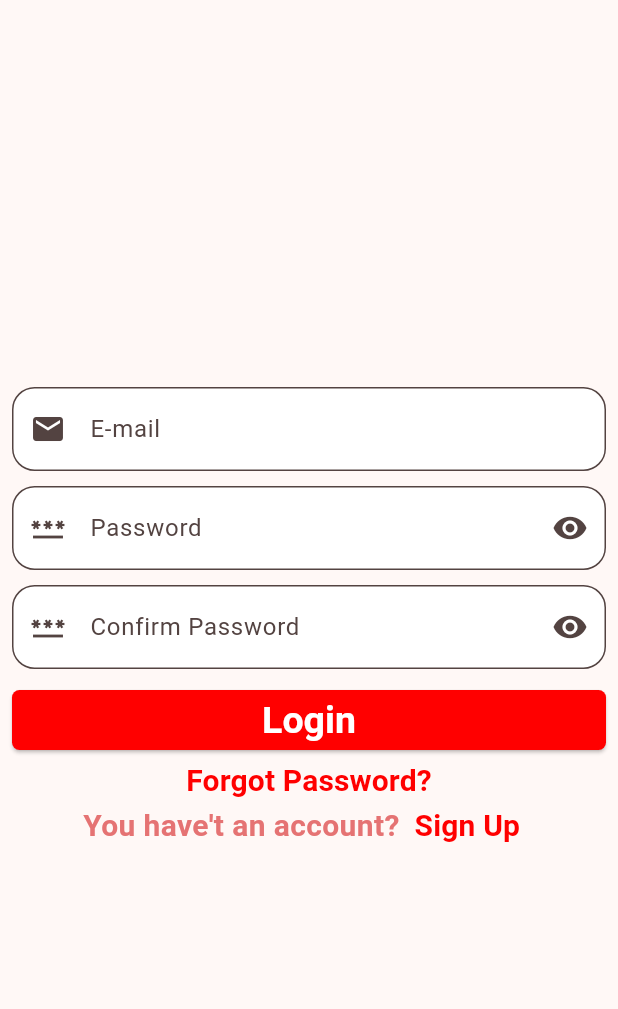
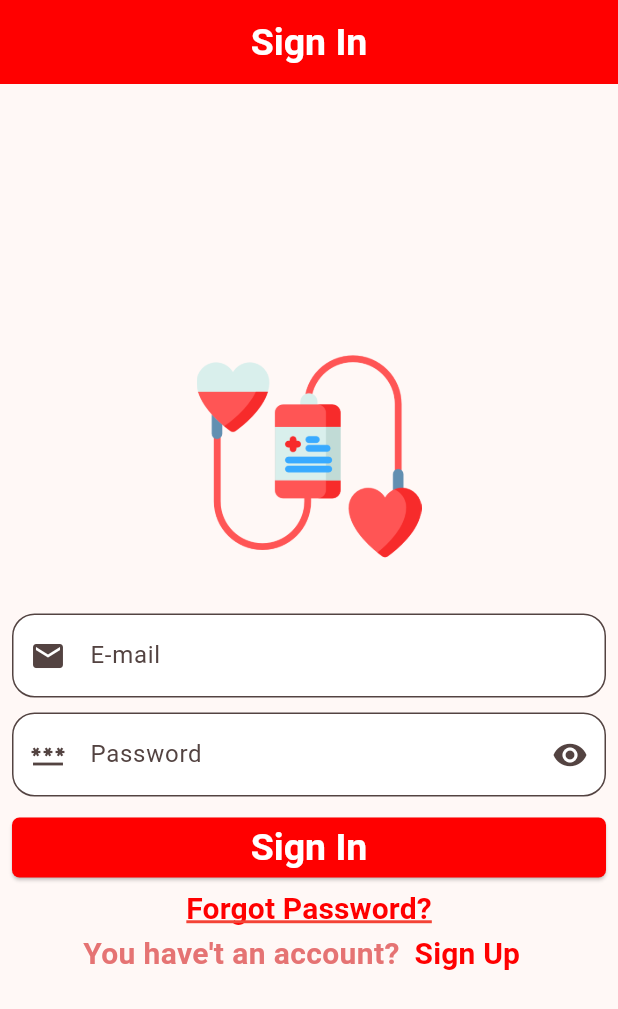
Before and after one commit to partho-debnath/donate-blood-flutter, a Flutter app: the screen it shows after launch, on a phone screen of 412 x 824 dp. Shown: the top 1009 px of the screen. Run offline on Flutter 3.47's test engine with Material 3 defaults, Android fonts, the phone set to English and light mode, and no system bars; our stand-ins replace get, image_picker, intl_phone_field, location.

Commit message:
SignIn Screen image added

```diff
--- a/lib/applications/blood_donate.dart
+++ b/lib/applications/blood_donate.dart
@@ -2,7 +2,7 @@ import 'package:flutter/material.dart';
 import 'package:get/get.dart';
 
 import '../presentation/ui/screens/home_screen.dart';
-import '../presentation/ui/screens/login_screen.dart';
+import '../presentation/ui/screens/signin_screen.dart';
 import '../presentation/ui/screens/sign_up_first_screen.dart';
 import '../presentation/ui/screens/splash_screen.dart';
 import './binders.dart';
@@ -71,15 +71,15 @@ class BloodDonate extends StatelessWidget {
           ),
         ),
       ),
-      initialRoute: LoginScreen.routeName,
+      initialRoute: SignInScreen.routeName,
       getPages: [
         GetPage(
           name: SplashScreen.routeName,
           page: () => const SplashScreen(),
         ),
         GetPage(
-          name: LoginScreen.routeName,
-          page: () => const LoginScreen(),
+          name: SignInScreen.routeName,
+          page: () => const SignInScreen(),
         ),
         GetPage(
           name: SignUpFirstScreen.routeName,
--- a/lib/presentation/ui/screens/login_screen.dart
+++ /dev/null
@@ -1,213 +0,0 @@
-import 'package:blooddonate/presentation/ui/screens/home_screen.dart';
-import 'package:flutter/material.dart';
-import 'package:get/get.dart';
-
-import 'sign_up_first_screen.dart';
-
-class LoginScreen extends StatefulWidget {
-  static const String routeName = '/login-screen/';
-  const LoginScreen({super.key});
-
-  @override
-  State<LoginScreen> createState() => _LoginScreenState();
-}
-
-class _LoginScreenState extends State<LoginScreen> {
-  final GlobalKey<FormState> form = GlobalKey<FormState>();
-  late final _confirmPasswordFocus;
-  late String? password, confirmPassword;
-  bool isPasswordInvisible = true, isConfirmPasswordInvisible = true;
-
-  @override
-  void initState() {
-    _confirmPasswordFocus = FocusNode();
-    super.initState();
-  }
-
-  @override
-  void dispose() {
-    _confirmPasswordFocus.dispose();
-    super.dispose();
-  }
-
-  @override
-  Widget build(BuildContext context) {
-    return Scaffold(
-      body: SafeArea(
-        child: Center(
-          child: Form(
-            key: form,
-            child: SingleChildScrollView(
-              child: Padding(
-                padding: const EdgeInsets.all(8.0),
-                child: Column(
-                  mainAxisAlignment: MainAxisAlignment.center,
-                  // crossAxisAlignment: CrossAxisAlignment.stretch,
-                  children: <Widget>[
-                    TextFormField(
-                      keyboardType: TextInputType.emailAddress,
-                      textInputAction: TextInputAction.next,
-                      decoration: const InputDecoration(
-                        hintText: 'E-mail',
-                        prefixIcon: Icon(Icons.email),
-                      ),
-                      onSaved: (newValue) {
-                        print('Email: $newValue');
-                      },
-                      validator: (value) {
-                        if (value?.isEmpty ?? true) {
-                          return 'Enter an E-mail.';
-                        }
-                        if (RegExp(r"^[a-zA-Z0-9.a-zA-Z0-9.!#$%&'*+-/=?^_`{|}~]+@[a-zA-Z0-9]+\.[a-zA-Z]+")
-                                .hasMatch(value!.trim()) ==
-                            false) {
-                          return 'Please Enter valid E-mail';
-                        }
-                        return null;
-                      },
-                    ),
-                    const SizedBox(height: 10),
-                    TextFormField(
-                      keyboardType: TextInputType.text,
-                      textInputAction: TextInputAction.next,
-                      obscureText: isPasswordInvisible,
-                      decoration: InputDecoration(
-                        hintText: 'Password',
-                        prefixIcon: const Icon(Icons.password),
-                        suffixIcon: IconButton(
-                          onPressed: () {
-                            setState(() {
-                              isPasswordInvisible = !isPasswordInvisible;
-                            });
-                          },
-                          icon: const Icon(Icons.remove_red_eye),
-                        ),
-                      ),
-                      onChanged: (value) {
-                        password = value;
-                      },
-                      onSaved: (newValue) {
-                        print('Password: $newValue');
-                      },
-                      onFieldSubmitted: (value) {
-                        _confirmPasswordFocus.requestFocus();
-                      },
-                      validator: (value) {
-                        if (value?.isEmpty ?? true) {
-                          return 'Enter password.';
-                        }
-                        if (value!.length < 7) {
-                          return 'Password is too short.';
-                        }
-                      },
-                    ),
-                    const SizedBox(height: 10),
-                    TextFormField(
-                      focusNode: _confirmPasswordFocus,
-                      keyboardType: TextInputType.text,
-                      textInputAction: TextInputAction.done,
-                      obscureText: isConfirmPasswordInvisible,
-                      decoration: InputDecoration(
-                        hintText: 'Confirm Password',
-                        prefixIcon: const Icon(Icons.password),
-                        suffixIcon: IconButton(
-                          onPressed: () {
-                            setState(() {
-                              isConfirmPasswordInvisible =
-                                  !isConfirmPasswordInvisible;
-                            });
-                          },
-                          icon: const Icon(Icons.remove_red_eye),
-                        ),
-                      ),
-                      onChanged: (value) {
-                        confirmPassword = value;
-                      },
-                      onSaved: (newValue) {
-                        print('Password: $newValue');
-                      },
-                      validator: (value) {
-                        if (value?.isEmpty ?? true) {
-                          return 'Enter password.';
-                        }
-                        if (value!.length < 7) {
-                          return 'Password is too short.';
-                        }
-                        if (password != confirmPassword) {
-                          return 'Password and Confirm Password must be same.';
-                        }
-                      },
-                    ),
-                    const SizedBox(height: 10),
-                    ElevatedButton(
-                      onPressed: () {
-                        if (form.currentState!.validate() == true) {
-                          form.currentState!.save();
-                          form.currentState!.reset();
-                          Get.offAllNamed(HomeScreen.routeName);
-                        } else {
-                          print('-----');
-                        }
-                      },
-                      child: const Text(
-                        'Login',
-                      ),
-                    ),
-                    const SizedBox(height: 2),
-                    TextButton(
-                      style: TextButton.styleFrom(
-                        tapTargetSize: MaterialTapTargetSize.shrinkWrap,
-                        minimumSize: const Size(50, 30),
-                        padding: const EdgeInsets.symmetric(horizontal: 10),
-                      ),
-                      onPressed: () {},
-                      child: const Text(
-                        'Forgot Password?',
-                        style: TextStyle(
-                          color: Color(0xffff0000),
-                          fontSize: 20,
-                          fontWeight: FontWeight.bold,
-                        ),
-                      ),
-                    ),
-                    Row(
-                      mainAxisAlignment: MainAxisAlignment.center,
-                      children: <Widget>[
-                        Text(
-                          'You have\'t an account?',
-                          style: TextStyle(
-                            color: Colors.red.shade300,
-                            fontSize: 20,
-                            fontWeight: FontWeight.bold,
-                          ),
-                        ),
-                        TextButton(
-                          onPressed: () {
-                            Get.toNamed(SignUpFirstScreen.routeName);
-                          },
-                          style: TextButton.styleFrom(
-                            padding: const EdgeInsets.symmetric(horizontal: 10),
-                            minimumSize: const Size(50, 30),
-                            tapTargetSize: MaterialTapTargetSize.shrinkWrap,
-                          ),
-                          child: const Text(
-                            'Sign Up',
-                            style: TextStyle(
-                              color: Color(0xffff0000),
-                              fontSize: 20,
-                              fontWeight: FontWeight.bold,
-                            ),
-                          ),
-                        ),
-                      ],
-                    ),
-                  ],
-                ),
-              ),
-            ),
-          ),
-        ),
-      ),
-    );
-  }
-}
--- /dev/null
+++ b/lib/presentation/ui/screens/signin_screen.dart
@@ -0,0 +1,174 @@
+import 'package:flutter/material.dart';
+import 'package:get/get.dart';
+import 'dart:developer';
+
+import './sign_up_first_screen.dart';
+import './home_screen.dart';
+
+class SignInScreen extends StatefulWidget {
+  static const String routeName = '/login-screen/';
+  const SignInScreen({super.key});
+
+  @override
+  State<SignInScreen> createState() => _LoginScreenState();
+}
+
+class _LoginScreenState extends State<SignInScreen> {
+  final GlobalKey<FormState> form = GlobalKey<FormState>();
+  late String? password;
+  bool isPasswordInvisible = true;
+  final Map<String, String> formData = {};
+
+  @override
+  Widget build(BuildContext context) {
+    return Scaffold(
+      appBar: AppBar(title: const Text('Sign In')),
+      body: Center(
+        child: Form(
+          key: form,
+          child: SingleChildScrollView(
+            child: Padding(
+              padding: const EdgeInsets.all(8.0),
+              child: Column(
+                mainAxisAlignment: MainAxisAlignment.center,
+                // crossAxisAlignment: CrossAxisAlignment.stretch,
+                children: <Widget>[
+                  Image.asset(
+                    'images/blood-donation.png',
+                    height: 150,
+                    width: 150,
+                  ),
+                  const SizedBox(height: 30),
+                  TextFormField(
+                    keyboardType: TextInputType.emailAddress,
+                    textInputAction: TextInputAction.next,
+                    decoration: const InputDecoration(
+                      hintText: 'E-mail',
+                      prefixIcon: Icon(Icons.email),
+                    ),
+                    onSaved: (newValue) {
+                      log('Email: $newValue');
+                      formData.addAll({'email': newValue!});
+                    },
+                    validator: (value) {
+                      if (value?.isEmpty ?? true) {
+                        return 'Enter an E-mail.';
+                      }
+                      if (RegExp(r"^[a-zA-Z0-9.a-zA-Z0-9.!#$%&'*+-/=?^_`{|}~]+@[a-zA-Z0-9]+\.[a-zA-Z]+")
+                              .hasMatch(value!.trim()) ==
+                          false) {
+                        return 'Please Enter valid E-mail';
+                      }
+                      return null;
+                    },
+                  ),
+                  const SizedBox(height: 10),
+                  TextFormField(
+                    keyboardType: TextInputType.text,
+                    textInputAction: TextInputAction.next,
+                    obscureText: isPasswordInvisible,
+                    decoration: InputDecoration(
+                      hintText: 'Password',
+                      prefixIcon: const Icon(Icons.password),
+                      suffixIcon: IconButton(
+                        onPressed: () {
+                          setState(() {
+                            isPasswordInvisible = !isPasswordInvisible;
+                          });
+                        },
+                        icon: const Icon(Icons.remove_red_eye),
+                      ),
+                    ),
+                    onChanged: (value) {
+                      password = value;
+                    },
+                    onSaved: (newValue) {
+                      log('Password: $newValue');
+                      formData.addAll({'password': newValue!});
+                    },
+                    validator: (value) {
+                      if (value?.isEmpty ?? true) {
+                        return 'Enter password.';
+                      }
+                      if (value!.length < 7) {
+                        return 'Password is too short.';
+                      }
+                      return null;
+                    },
+                  ),
+                  const SizedBox(height: 10),
+                  ElevatedButton(
+                    onPressed: () {
+                      if (form.currentState!.validate() == true) {
+                        form.currentState!.save();
+                        log(formData.toString());
+                        form.currentState!.reset();
+                        Get.offAllNamed(HomeScreen.routeName);
+                      } else {
+                        log('-----');
+                      }
+                    },
+                    child: const Text(
+                      'Sign In',
+                    ),
+                  ),
+                  const SizedBox(height: 2),
+                  TextButton(
+                    style: TextButton.styleFrom(
+                      tapTargetSize: MaterialTapTargetSize.shrinkWrap,
+                      minimumSize: const Size(50, 30),
+                      padding: const EdgeInsets.symmetric(horizontal: 10),
+                    ),
+                    onPressed: () {},
+                    child: const Text(
+                      'Forgot Password?',
+                      style: TextStyle(
+                        color: Color(0xffff0000),
+                        fontSize: 20,
+                        fontWeight: FontWeight.bold,
+                        decoration: TextDecoration.underline,
+                        decorationColor: Colors.red,
+                        decorationThickness: 2.0,
+                      ),
+                    ),
+                  ),
+                  Row(
+                    mainAxisAlignment: MainAxisAlignment.center,
+                    children: <Widget>[
+                      Text(
+                        'You have\'t an account?',
+                        style: TextStyle(
+                          color: Colors.red.shade300,
+                          fontSize: 20,
+                          fontWeight: FontWeight.bold,
+                        ),
+                      ),
+                      TextButton(
+                        onPressed: () {
+                          Get.toNamed(SignUpFirstScreen.routeName);
+                        },
+                        style: TextButton.styleFrom(
+                          padding: const EdgeInsets.symmetric(horizontal: 10),
+                          minimumSize: const Size(50, 30),
+                          tapTargetSize: MaterialTapTargetSize.shrinkWrap,
+                        ),
+                        child: const Text(
+                          'Sign Up',
+                          style: TextStyle(
+                            color: Color(0xffff0000),
+                            fontSize: 20,
+                            fontWeight: FontWeight.bold,
+                          ),
+                        ),
+                      ),
+                    ],
+                  ),
+                ],
+              ),
+            ),
+          ),
+        ),
+      ),
+    );
+  }
+}
```
Also changed, not shown: lib/presentation/ui/screens/sign_up_first_screen.dart (+4 -3 lines), lib/presentation/ui/screens/sign_up_second_screen.dart (+6 -5 lines).
